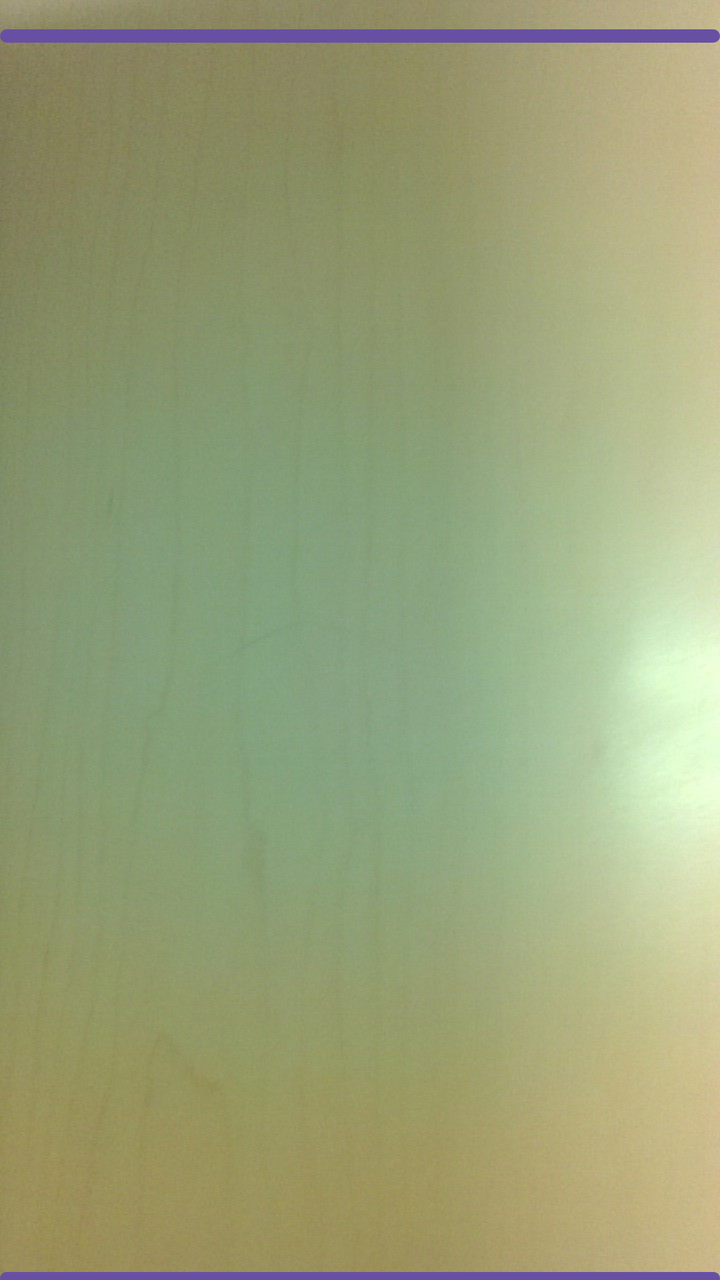
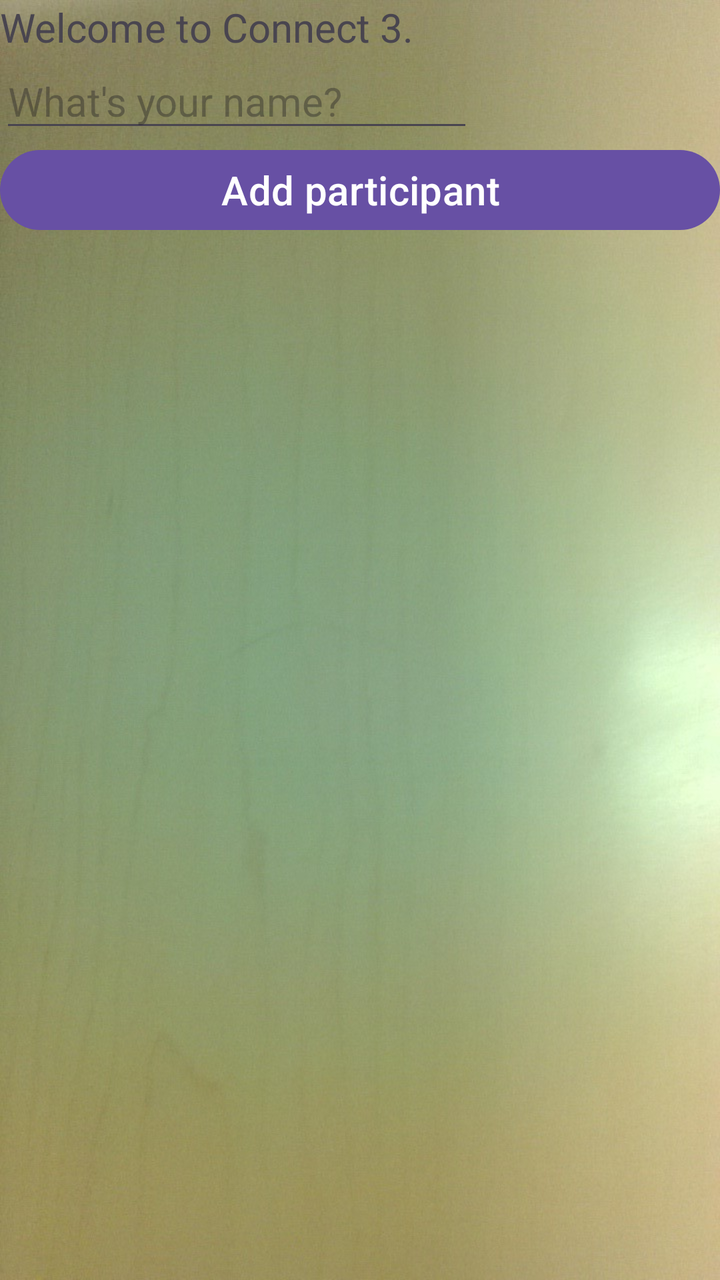

Screens rendered from an Android XML layout before and after an edit, with the pre-edit source and the edit as a unified diff.
<!-- AndroidManifest.xml: application theme Theme.Assignment1 -->
<!-- res/layout/activity_welcome.xml -->
<?xml version="1.0" encoding="utf-8"?>
<LinearLayout xmlns:android="http://schemas.android.com/apk/res/android"
    android:layout_width="match_parent"
    android:layout_height="wrap_content"
    android:background="@drawable/background1"
    android:orientation="vertical">

    <TextView
        android:id="@+id/welcomeTextView"
        android:layout_width="wrap_content"
        android:layout_height="wrap_content"
        android:layout_weight="1"
        android:text="Welcome to Connect 3."
        android:textSize="20sp" />

    <EditText
        android:id="@+id/participantNameEditText"
        android:layout_width="wrap_content"
        android:layout_height="wrap_content"
        android:layout_weight="1"
        android:ems="10"
        android:hint="What's your name?"
        android:inputType="text"
        android:textSize="20sp" />

    <Button
        android:id="@+id/addParticipantButton"
        android:layout_width="match_parent"
        android:layout_height="wrap_content"
        android:layout_weight="1"
        android:onClick="addParticipantChosen"
        android:text="Add participant"
        android:textSize="20sp" />

    <LinearLayout
        android:id="@+id/participantsArea"
        android:layout_width="match_parent"
        android:layout_height="match_parent"
        android:layout_weight="1"
        android:orientation="vertical">

    </LinearLayout>

    <Button
        android:id="@+id/wishMeLuckButton"
        android:layout_width="match_parent"
        android:layout_height="wrap_content"
        android:layout_weight="1"
        android:onClick="wishMeLuckButtonChosen"
        android:text="Wish me luck"
        android:textSize="20sp" />

</LinearLayout>
<!-- resources referenced by this layout -->
<resources>
  <!-- drawable background1: jpg bitmap (drawable, 110363 bytes) -->
  <style name="Theme.Assignment1" parent="Base.Theme.Assignment1" />
  <style name="Base.Theme.Assignment1" parent="Theme.Material3.DayNight.NoActionBar">
          
          
      </style>
</resources>

<!-- the commit's change to res/layout/activity_welcome.xml (unified diff, before → after) -->
@@ -5,49 +5,52 @@
     android:background="@drawable/background1"
     android:orientation="vertical">
 
-    <TextView
-        android:id="@+id/welcomeTextView"
-        android:layout_width="wrap_content"
-        android:layout_height="wrap_content"
-        android:layout_weight="1"
-        android:text="Welcome to Connect 3."
-        android:textSize="20sp" />
-
-    <EditText
-        android:id="@+id/participantNameEditText"
-        android:layout_width="wrap_content"
-        android:layout_height="wrap_content"
-        android:layout_weight="1"
-        android:ems="10"
-        android:hint="What's your name?"
-        android:inputType="text"
-        android:textSize="20sp" />
-
-    <Button
-        android:id="@+id/addParticipantButton"
-        android:layout_width="match_parent"
-        android:layout_height="wrap_content"
-        android:layout_weight="1"
-        android:onClick="addParticipantChosen"
-        android:text="Add participant"
-        android:textSize="20sp" />
-
     <LinearLayout
-        android:id="@+id/participantsArea"
+        android:id="@+id/elementsArea"
         android:layout_width="match_parent"
         android:layout_height="match_parent"
-        android:layout_weight="1"
         android:orientation="vertical">
+
+        <TextView
+            android:id="@+id/welcomeTextView"
+            android:layout_width="wrap_content"
+            android:layout_height="wrap_content"
+            android:text="Welcome to Connect 3."
+            android:textSize="20sp" />
+
+        <EditText
+            android:id="@+id/participantNameEditText"
+            android:layout_width="wrap_content"
+            android:layout_height="wrap_content"
+            android:ems="10"
+            android:hint="What's your name?"
+            android:inputType="text"
+            android:textSize="20sp" />
+
+        <Button
+            android:id="@+id/addParticipantButton"
+            android:layout_width="match_parent"
+            android:layout_height="wrap_content"
+            android:onClick="addParticipantChosen"
+            android:text="Add participant"
+            android:textSize="20sp" />
+
+        <LinearLayout
+            android:id="@+id/participantsArea"
+            android:layout_width="match_parent"
+            android:layout_height="match_parent"
+            android:orientation="vertical">
+
+        </LinearLayout>
+
+        <Button
+            android:id="@+id/wishMeLuckButton"
+            android:layout_width="match_parent"
+            android:layout_height="wrap_content"
+            android:onClick="wishMeLuckButtonChosen"
+            android:text="Wish me luck"
+            android:textSize="20sp" />
 
     </LinearLayout>
 
-    <Button
-        android:id="@+id/wishMeLuckButton"
-        android:layout_width="match_parent"
-        android:layout_height="wrap_content"
-        android:layout_weight="1"
-        android:onClick="wishMeLuckButtonChosen"
-        android:text="Wish me luck"
-        android:textSize="20sp" />
-
 </LinearLayout>
